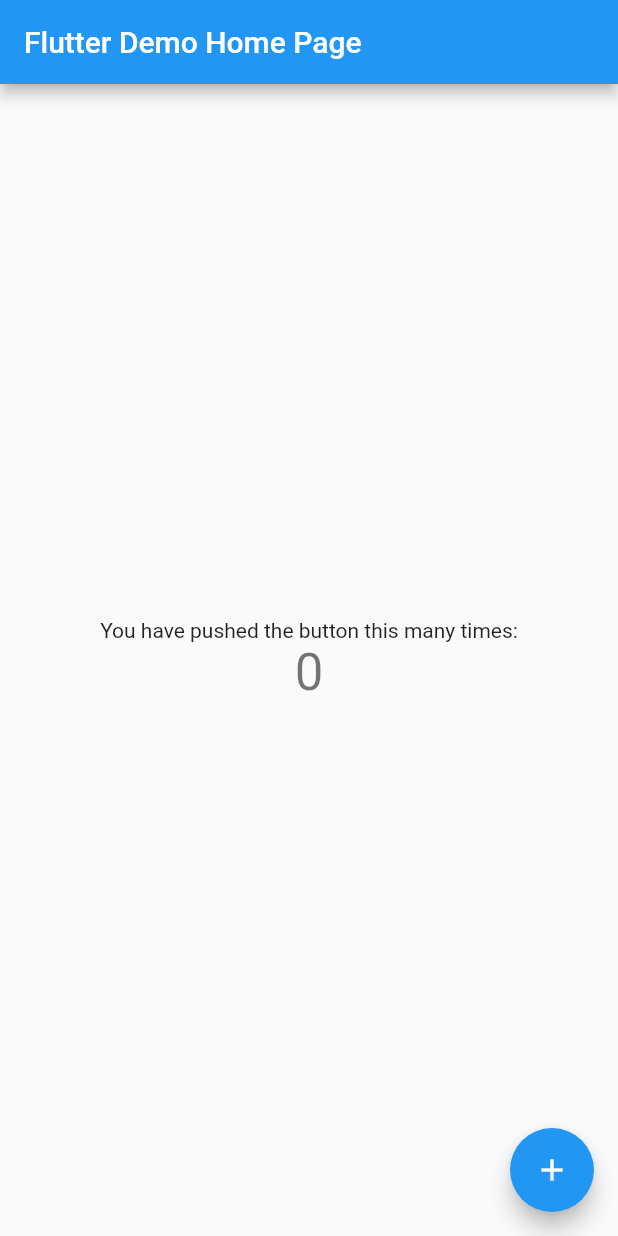
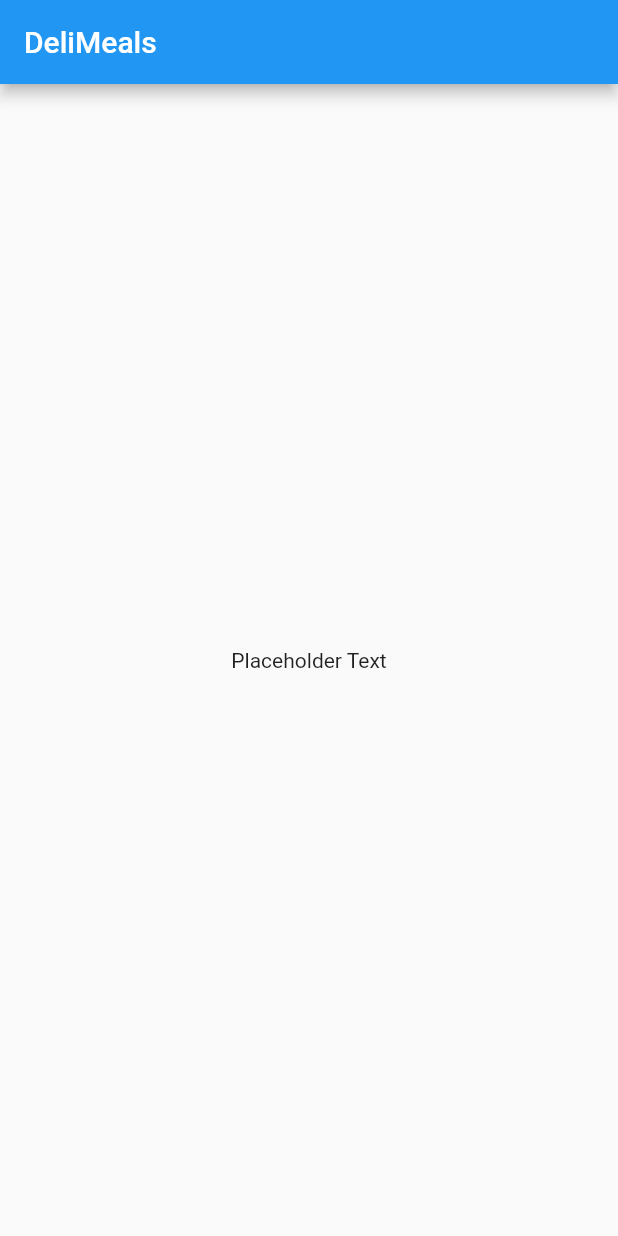
Before and after one commit to trance128/meals, a Flutter app: the screen it shows after launch, on a phone screen of 412 x 824 dp. Run offline on Flutter 3.47's test engine with Material 2 defaults, Android fonts, the phone set to English and light mode, and no system bars.

```diff
--- a/lib/main.dart
+++ b/lib/main.dart
@@ -1,111 +1,35 @@
 import 'package:flutter/material.dart';
 
-void main() => runApp(MyApp());
+void main() => runApp(App());
 
-class MyApp extends StatelessWidget {
-  // This widget is the root of your application.
+class App extends StatelessWidget {
   @override
   Widget build(BuildContext context) {
     return MaterialApp(
-      title: 'Flutter Demo',
+      title: 'DeliMeals',
       theme: ThemeData(
-        // This is the theme of your application.
-        //
-        // Try running your application with "flutter run". You'll see the
-        // application has a blue toolbar. Then, without quitting the app, try
-        // changing the primarySwatch below to Colors.green and then invoke
-        // "hot reload" (press "r" in the console where you ran "flutter run",
-        // or simply save your changes to "hot reload" in a Flutter IDE).
-        // Notice that the counter didn't reset back to zero; the application
-        // is not restarted.
         primarySwatch: Colors.blue,
       ),
-      home: MyHomePage(title: 'Flutter Demo Home Page'),
+      home: MyHomePage(),
     );
   }
 }
 
 class MyHomePage extends StatefulWidget {
-  MyHomePage({Key key, this.title}) : super(key: key);
-
-  // This widget is the home page of your application. It is stateful, meaning
-  // that it has a State object (defined below) that contains fields that affect
-  // how it looks.
-
-  // This class is the configuration for the state. It holds the values (in this
-  // case the title) provided by the parent (in this case the App widget) and
-  // used by the build method of the State. Fields in a Widget subclass are
-  // always marked "final".
-
-  final String title;
-
   @override
   _MyHomePageState createState() => _MyHomePageState();
 }
 
 class _MyHomePageState extends State<MyHomePage> {
-  int _counter = 0;
-
-  void _incrementCounter() {
-    setState(() {
-      // This call to setState tells the Flutter framework that something has
-      // changed in this State, which causes it to rerun the build method below
-      // so that the display can reflect the updated values. If we changed
-      // _counter without calling setState(), then the build method would not be
-      // called again, and so nothing would appear to happen.
-      _counter++;
-    });
-  }
-
   @override
   Widget build(BuildContext context) {
-    // This method is rerun every time setState is called, for instance as done
-    // by the _incrementCounter method above.
-    //
-    // The Flutter framework has been optimized to make rerunning build methods
-    // fast, so that you can just rebuild anything that needs updating rather
-    // than having to individually change instances of widgets.
     return Scaffold(
       appBar: AppBar(
-        // Here we take the value from the MyHomePage object that was created by
-        // the App.build method, and use it to set our appbar title.
-        title: Text(widget.title),
+        title: Text("DeliMeals"),
       ),
       body: Center(
-        // Center is a layout widget. It takes a single child and positions it
-        // in the middle of the parent.
-        child: Column(
-          // Column is also a layout widget. It takes a list of children and
-          // arranges them vertically. By default, it sizes itself to fit its
-          // children horizontally, and tries to be as tall as its parent.
-          //
-          // Invoke "debug painting" (press "p" in the console, choose the
-          // "Toggle Debug Paint" action from the Flutter Inspector in Android
-          // Studio, or the "Toggle Debug Paint" command in Visual Studio Code)
-          // to see the wireframe for each widget.
-          //
-          // Column has various properties to control how it sizes itself and
-          // how it positions its children. Here we use mainAxisAlignment to
-          // center the children vertically; the main axis here is the vertical
-          // axis because Columns are vertical (the cross axis would be
-          // horizontal).
-          mainAxisAlignment: MainAxisAlignment.center,
-          children: <Widget>[
-            Text(
-              'You have pushed the button this many times:',
-            ),
-            Text(
-              '$_counter',
-              style: Theme.of(context).textTheme.display1,
-            ),
-          ],
-        ),
+        child: Text("Placeholder Text"),
       ),
-      floatingActionButton: FloatingActionButton(
-        onPressed: _incrementCounter,
-        tooltip: 'Increment',
-        child: Icon(Icons.add),
-      ), // This trailing comma makes auto-formatting nicer for build methods.
     );
   }
 }
--- a/pubspec.yaml
+++ b/pubspec.yaml
@@ -11,10 +11,10 @@ description: A new Flutter project.
 # In iOS, build-name is used as CFBundleShortVersionString while build-number used as CFBundleVersion.
 # Read more about iOS versioning at
 # https://developer.apple.com/library/archive/documentation/General/Reference/InfoPlistKeyReference/Articles/CoreFoundationKeys.html
-version: 1.0.0+1
+version: 1.12.0+1
 
 environment:
-  sdk: ">=2.1.0 <3.0.0"
+  sdk: ">=2.7.0 <3.0.0"
 
 dependencies:
   flutter:
```
Also changed, not shown: lib/categories_screen.dart (added, +21 -0 lines), lib/category_item.dart (added, +27 -0 lines), lib/dummy_data.dart (added, +56 -0 lines), lib/models/category.dart (added, +13 -0 lines), pubspec.lock.
